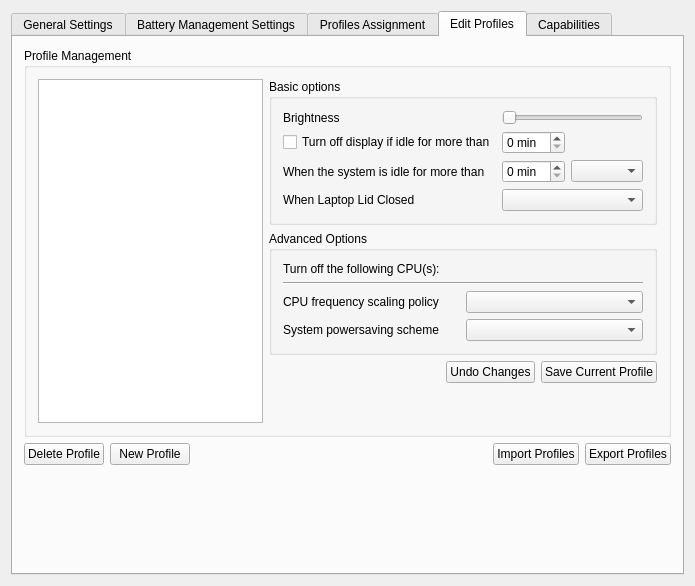
Above: kcmodule/dialog.ui from KDE/powerdevil before the change. Below: the same form after it.
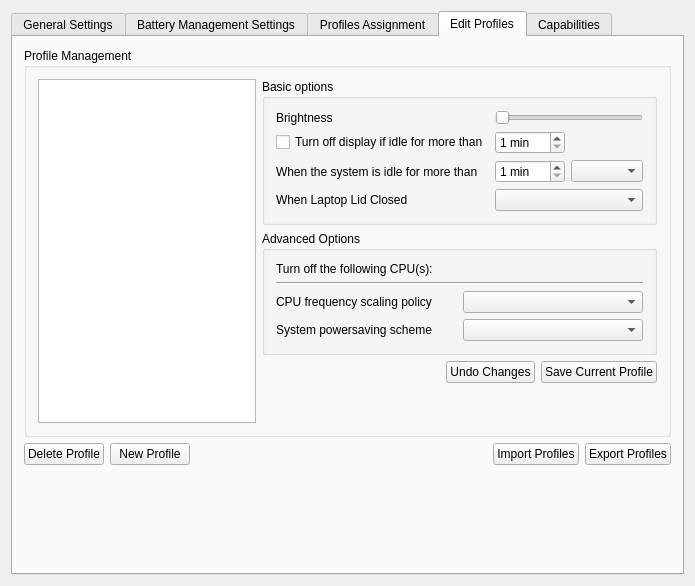
That is the form after the change. The open tabs and pages were chosen to show the change. Custom widgets are drawn as their Qt base class.

Commit message: Some trivial fixes to GUI and includes

```diff
--- a/kcmodule/dialog.ui
+++ b/kcmodule/dialog.ui
@@ -409,6 +409,12 @@
                    <property name="suffix" >
                     <string> min</string>
                    </property>
+                   <property name="minimum" >
+                    <number>1</number>
+                   </property>
+                   <property name="maximum" >
+                    <number>280</number>
+                   </property>
                   </widget>
                  </item>
                  <item row="2" column="0" >
@@ -435,6 +441,12 @@
                    <property name="prefix" >
                     <string/>
                    </property>
+                   <property name="minimum" >
+                    <number>1</number>
+                   </property>
+                   <property name="maximum" >
+                    <number>280</number>
+                   </property>
                   </widget>
                  </item>
                  <item row="2" column="2" >
```
Left out of the diff: 67 changed lines with no effect on the pictures. The commit also changes 1 other file.
